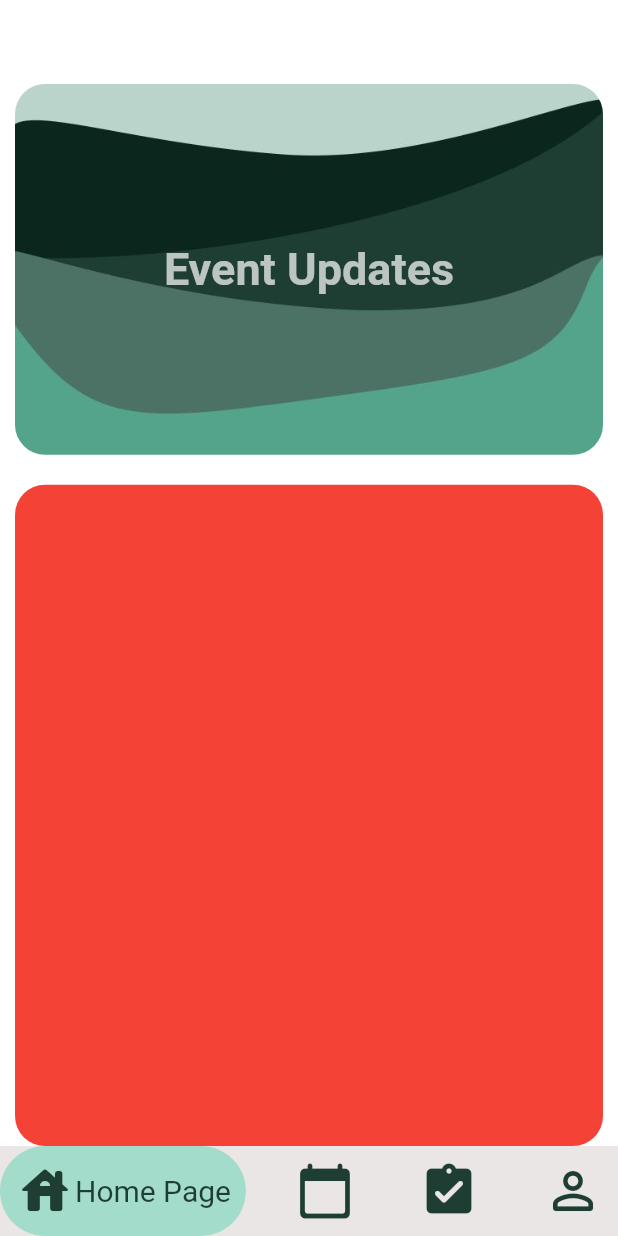
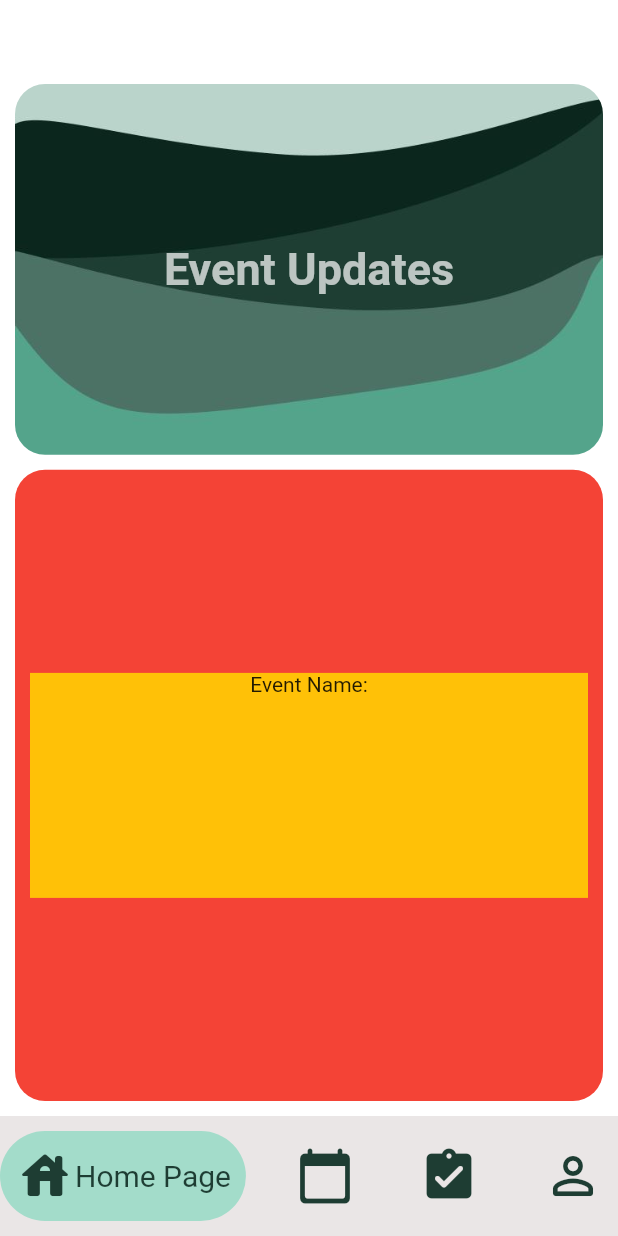
Before and after one commit to AmanKeswani/TechGen, a Flutter app: the screen it shows after launch, on a phone screen of 412 x 824 dp. Run offline on Flutter 3.47's test engine with Material 2 defaults, Android fonts, the light colour scheme and no system bars; drawn by our look-alikes of google_nav_bar; our stand-ins replace flutter_custom_clippers.

Commit message:
YourEventsNavRoute testing

```diff
--- /dev/null
+++ b/techgen/lib/constants/routes.dart
@@ -0,0 +1,4 @@
+// ignore_for_file: constant_identifier_names
+
+const String HomePageRoute = '/HomePage/';
+const String YourEventsRoute = '/YourEventsnav/';
--- a/techgen/lib/main.dart
+++ b/techgen/lib/main.dart
@@ -3,12 +3,18 @@
 import 'package:flutter/material.dart';
 import 'package:flutter_custom_clippers/flutter_custom_clippers.dart';
 import 'package:google_nav_bar/google_nav_bar.dart';
+import 'package:techgen/constants/routes.dart';
 import 'package:techgen/screens/SplashScreen.dart';
+import 'package:techgen/screens/user/YourEventsNav.dart';
 
 void main() => runApp(
-      const MaterialApp(
+      MaterialApp(
+        routes: {
+          HomePageRoute: (context) => const HomePage(),
+          YourEventsRoute: (context) => const YourEventsNav(),
+        },
         debugShowCheckedModeBanner: false,
-        home: HomePage(),
+        home: SplashScreen(),
       ),
     );
 
@@ -33,6 +39,9 @@ class _HomePageState extends State<HomePage> {
       bottomNavigationBar: GNav(
         backgroundColor: Color.fromARGB(255, 234, 230, 230),
         padding: EdgeInsets.all(10),
+        tabMargin: EdgeInsets.symmetric(
+          vertical: 10,
+        ),
         color: Color(0xFF1E3D33),
         tabBackgroundColor: Color(0xFFA3DCCA),
         activeColor: Color(0xFF1E3D33),
@@ -90,20 +99,38 @@ class _HomePageState extends State<HomePage> {
               ),
             ),
           ),
-          SizedBox(height: 10),
+          // SizedBox(height: 10),
           Expanded(
               child: Container(
-            margin: EdgeInsets.only(left: 10, right: 10, top: 10),
+            width: _width,
+            margin: EdgeInsets.all(10),
             decoration: BoxDecoration(
               borderRadius: BorderRadius.all(
                 Radius.circular(20),
               ),
               color: Colors.red,
-              border: Border(),
             ),
-            child: ListWheelScrollView(
-              itemExtent: 1,
-              children: [],
+            child: Padding(
+              padding: const EdgeInsets.all(10.0),
+              child: ListWheelScrollView(
+                itemExtent: 150,
+                children: [
+                  Container(
+                    width: double.infinity,
+                    decoration: BoxDecoration(
+                      color: Colors.amber,
+                    ),
+                    child: Column(
+                      children: [
+                        Text(
+                          "Event Name:",
+                          style: TextStyle(),
+                        ),
+                      ],
+                    ),
+                  ),
+                ],
+              ),
             ),
           )),
         ],
--- a/techgen/lib/screens/SplashScreen.dart
+++ b/techgen/lib/screens/SplashScreen.dart
@@ -1,5 +1,6 @@
 // ignore_for_file: file_names
 import 'package:flutter/material.dart';
+import 'package:techgen/constants/routes.dart';
 
 class SplashScreen extends StatefulWidget {
   const SplashScreen({super.key});
@@ -62,6 +63,7 @@ class _SplashScreenState extends State<SplashScreen> {
       const Duration(seconds: 5),
       () {
         // Add Navigator for new page
+        Navigator.pushNamed(context, HomePageRoute);
       },
     );
   }
```
Also changed, not shown: techgen/lib/screens/user/YourEventsNav.dart (added, +18 -0 lines).
